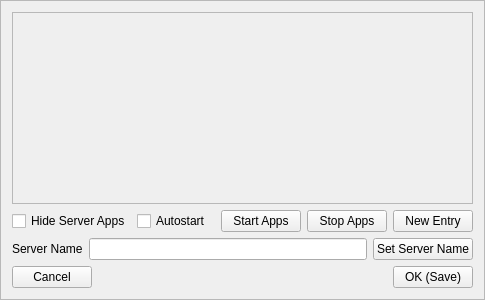
This is mqt/MqtBase/tconfigframe.ui in zsteva/backup-minos2 as Qt 5 draws it before an edit. The edited form follows.
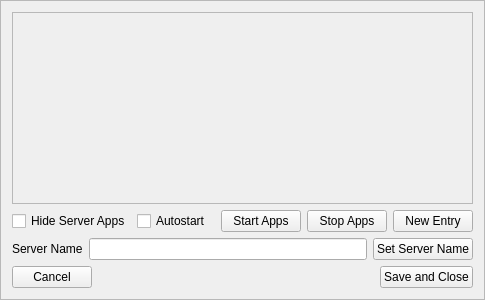
This is the edited form.

What changed in the file:
```diff
--- a/mqt/MqtBase/tconfigframe.ui
+++ b/mqt/MqtBase/tconfigframe.ui
@@ -122,7 +122,7 @@
      <item>
       <widget class="QPushButton" name="OKButton">
        <property name="text">
-        <string>OK (Save)</string>
+        <string>Save and Close</string>
        </property>
       </widget>
      </item>
```
